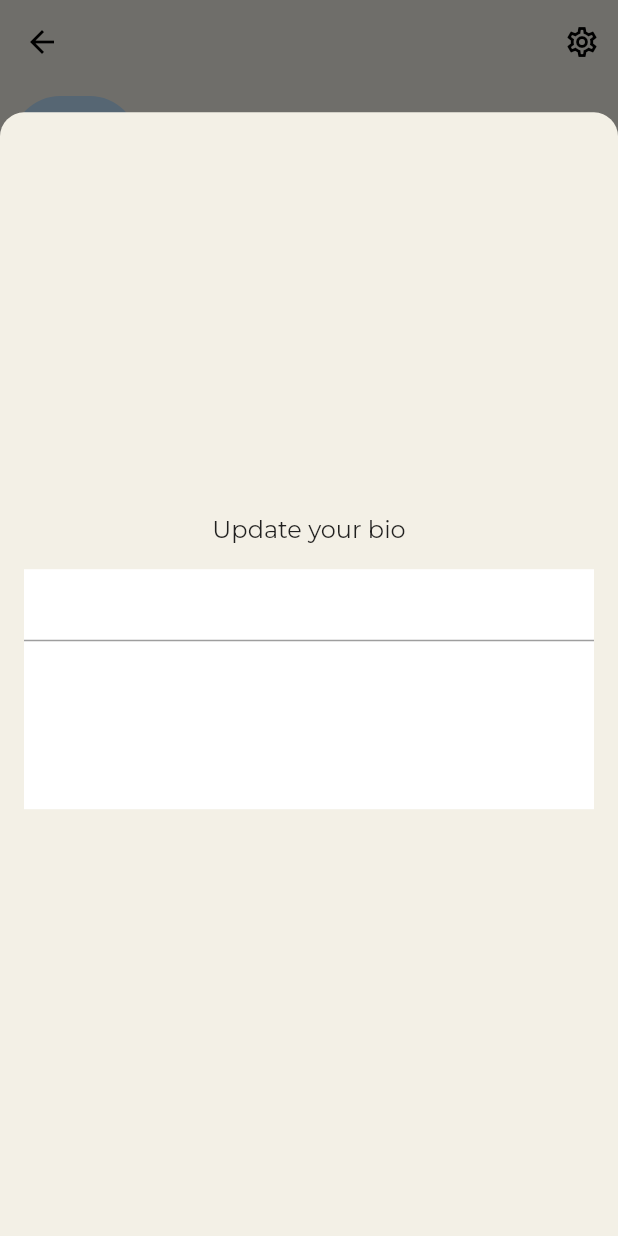
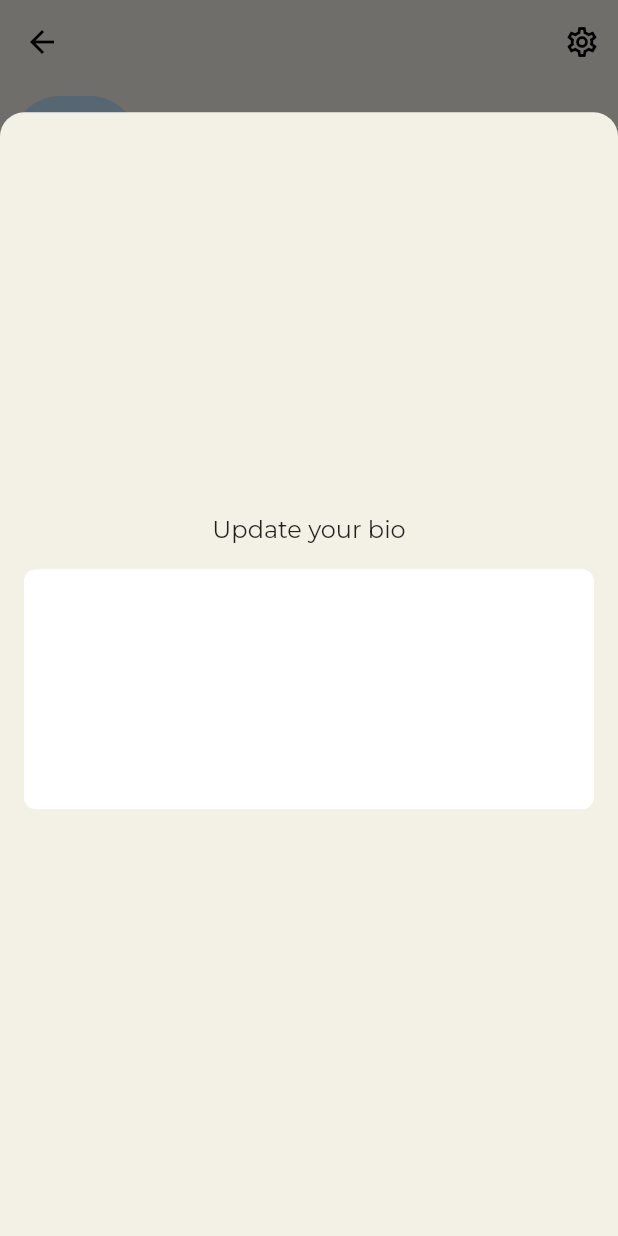
Before and after one commit to JAICHANGPARK/flutter_notebook_11th_story, a Flutter app: the ProfilePage screen opened directly, after a tap on "Add to bio", on a phone screen of 412 x 824 dp. Run offline on Flutter 3.47's test engine with Material 2 defaults, Android fonts, the phone set to English and light mode, and no system bars; our stand-ins replace backdrop, badges, flutter_inner_drawer, flutter_slidable, google_fonts.

Commit message:
Update profile_page.dart

```diff
--- a/lib/ep701_clubhouse/ui/profile_page.dart
+++ b/lib/ep701_clubhouse/ui/profile_page.dart
@@ -98,10 +98,16 @@ class _ProfilePageState extends State<ProfilePage> {
                                 child: Container(
                                   height: 160,
                                   decoration: BoxDecoration(
-                                    color: Colors.white
+                                    color: Colors.white,
+                                    borderRadius: BorderRadius.circular(8)
                                   ),
                                   child: TextField(
                                     controller: bioTextEditingController,
+                                    maxLines: null,
+                                    keyboardType: TextInputType.multiline,
+                                    decoration: InputDecoration(
+                                      border: InputBorder.none
+                                    ),
                                   ),
                                 ),
                               )
```
